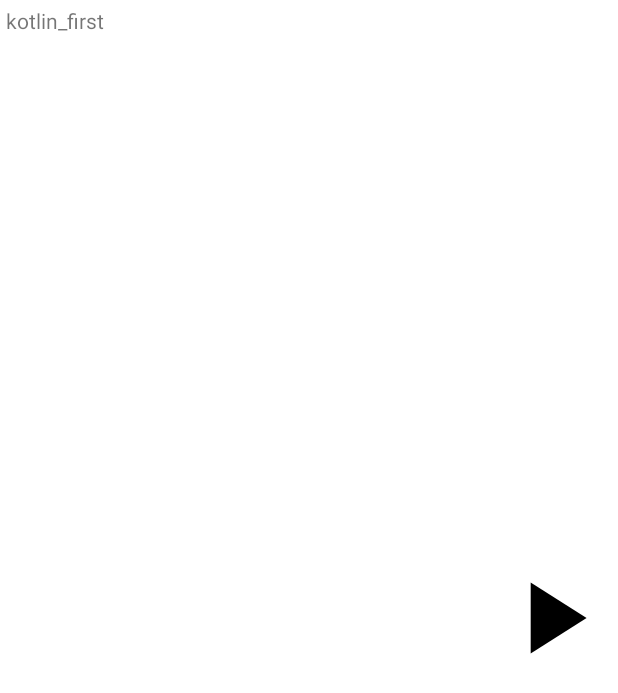
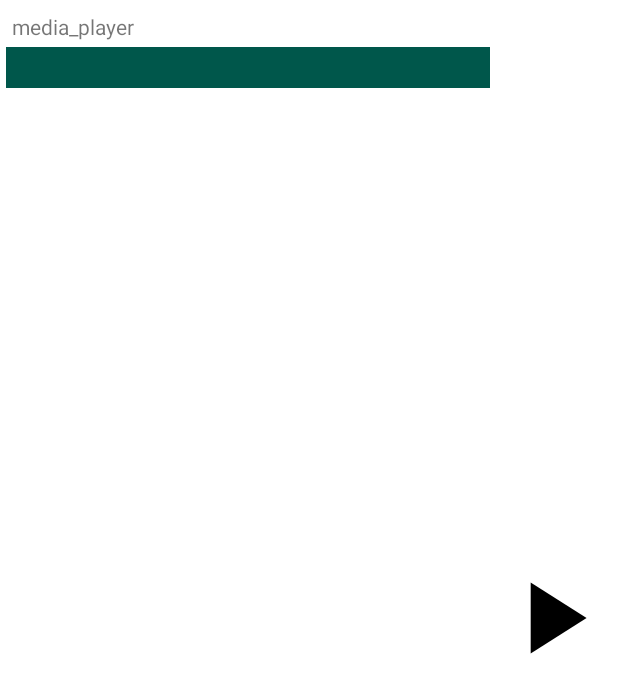
Before and after one commit to foroughM/Pasargad_test, an Android app: the layout example_appwidget.xml on its own in the app's theme, with its tools: preview values and no code run, on a phone screen of 412 x 824 dp. Shown: the top 693 px of the screen. Run offline under Robolectric (Android 15) with nearby library versions, the phone set to English and light mode, and no system bars.

```diff
--- a/app/src/main/AndroidManifest.xml
+++ b/app/src/main/AndroidManifest.xml
@@ -32,6 +32,7 @@
         <receiver android:name=".view.widget.ExampleAppWidgetProvider">
             <intent-filter>
                 <action android:name="android.appwidget.action.APPWIDGET_UPDATE" />
+                <action android:name="playerFinished" />
             </intent-filter>
             <meta-data
                 android:name="android.appwidget.provider"
@@ -39,6 +40,7 @@
         </receiver>
 
         <service android:name=".service.MusicPlayerService" />
+        <service android:name=".service.UpdateProgressService" />
 
     </application>
 
--- a/app/src/main/java/com/example/kotlin_first/data/model/Music.kt
+++ b/app/src/main/java/com/example/kotlin_first/data/model/Music.kt
@@ -8,7 +8,7 @@ class Music : Serializable {
     var title: String? = null
     var artist: String? = null
     var album: String? = null
-    var duration: String? = null
+    var duration: Long? = null
     var path: Uri? = null
 
     fun getInfo(): String {
--- a/app/src/main/java/com/example/kotlin_first/view/activity/ExampleAppWidgetConfigure.kt
+++ b/app/src/main/java/com/example/kotlin_first/view/activity/ExampleAppWidgetConfigure.kt
@@ -71,12 +71,12 @@ class ExampleAppWidgetConfigure : Activity(), View.OnClickListener {
                         title = musicCursor.getString(titleColumn)
                         artist = musicCursor.getString(artistColumn)
                         album = musicCursor.getString(albumColumn)
-                        duration = musicCursor.getString(durationColumn)
+                        duration = musicCursor.getLong(durationColumn)
                         path = Uri.withAppendedPath(musicUri, "" + musicCursor.getInt(idColumn))
                     })
             } while (musicCursor.moveToNext())
             musicCursor.close()
-            val random = Random(2)
+            val random = Random(11)
             val music = musicList.get(random.nextInt(musicList.size - 1))
             ExampleAppWidgetProvider.updateWidget(this, getInstance(this), appWidgetId, music)
             finish();
--- a/app/src/main/java/com/example/kotlin_first/view/activity/MainActivity.kt
+++ b/app/src/main/java/com/example/kotlin_first/view/activity/MainActivity.kt
@@ -6,11 +6,8 @@ import com.example.kotlin_first.R
 
 class MainActivity : AppCompatActivity() {
 
-    val message : String = "hello kotlin :*"
-
     override fun onCreate(savedInstanceState: Bundle?) {
         super.onCreate(savedInstanceState)
         setContentView(R.layout.activity_main)
-        println(message)
     }
 }
--- a/app/src/main/res/layout/example_appwidget.xml
+++ b/app/src/main/res/layout/example_appwidget.xml
@@ -8,23 +8,45 @@
         android:id="@+id/widget_holder"
         android:layout_width="match_parent"
         android:layout_height="match_parent"
+        android:background="@color/widget_color"
         android:orientation="horizontal"
-        android:background="@color/widget_color"
         android:padding="@dimen/widget_padding">
 
-        <TextView
-            android:id="@+id/song_info"
+        <LinearLayout
             android:layout_width="0dp"
             android:layout_height="match_parent"
             android:layout_weight="4"
-            android:text="@string/app_name"/>
+            android:orientation="vertical">
+
+            <TextView
+                android:id="@+id/song_info"
+                android:layout_width="match_parent"
+                android:layout_height="wrap_content"
+                android:ellipsize="marquee"
+                android:focusable="true"
+                android:focusableInTouchMode="true"
+                android:marqueeRepeatLimit="marquee_forever"
+                android:padding="@dimen/widget_padding"
+                android:scrollHorizontally="true"
+                android:singleLine="true"
+                android:text="@string/app_name" />
+
+            <TextView
+                android:id="@+id/progress_info"
+                android:background="@color/colorPrimaryDark"
+                android:textColor="@color/widget_color"
+                android:layout_width="match_parent"
+                android:layout_height="wrap_content"
+                android:padding="@dimen/widget_padding" />
+
+        </LinearLayout>
 
         <ImageView
             android:id="@+id/play_btn"
             android:layout_width="0dp"
             android:layout_height="match_parent"
             android:layout_weight="1"
-            android:src="@drawable/ic_play_arrow_black_24dp"/>
+            android:src="@drawable/ic_play_arrow_black_24dp" />
 
     </LinearLayout>
 
--- a/app/src/main/res/values/strings.xml
+++ b/app/src/main/res/values/strings.xml
@@ -1,5 +1,5 @@
 <resources>
-    <string name="app_name">kotlin_first</string>
+    <string name="app_name">media_player</string>
     <string name="config_txt">This widget play random music</string>
     <string name="save">تایید</string>
     <string name="need_permission">برای اجرای این ویجت نیاز به دسترسی به مدیا است</string>
```
Also changed, not shown: app/src/main/java/com/example/kotlin_first/service/MusicPlayerService.kt (+24 -6 lines), app/src/main/java/com/example/kotlin_first/service/UpdateProgressService.kt (added, +73 -0 lines), app/src/main/java/com/example/kotlin_first/utils/Constants.kt (added, +9 -0 lines), app/src/main/java/com/example/kotlin_first/view/widget/ExampleAppWidgetProvider.kt (+44 -6 lines), app/src/main/res/drawable/ic_pause_black_24dp.xml (added, +9 -0 lines).
